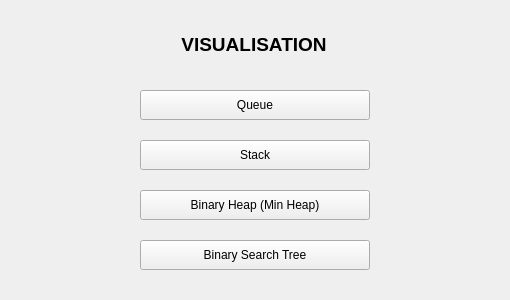
Qt form dsa-visualizer/mainwindow.ui (gaganyadav80/dsa-visualizer-qt) before a commit.
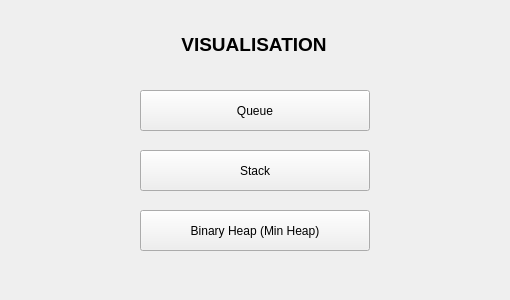
The same form after that commit.

```diff
--- a/dsa-visualizer/mainwindow.ui
+++ b/dsa-visualizer/mainwindow.ui
@@ -20,7 +20,7 @@
       <x>140</x>
       <y>90</y>
       <width>230</width>
-      <height>30</height>
+      <height>41</height>
      </rect>
     </property>
     <property name="text">
@@ -31,9 +31,9 @@
     <property name="geometry">
      <rect>
       <x>140</x>
-      <y>140</y>
+      <y>150</y>
       <width>230</width>
-      <height>30</height>
+      <height>41</height>
      </rect>
     </property>
     <property name="text">
@@ -44,28 +44,15 @@
     <property name="geometry">
      <rect>
       <x>140</x>
-      <y>190</y>
+      <y>210</y>
       <width>230</width>
-      <height>30</height>
+      <height>41</height>
      </rect>
     </property>
     <property name="text">
      <string>Binary Heap (Min Heap)</string>
     </property>
    </widget>
-   <widget class="QPushButton" name="pushButton_4">
-    <property name="geometry">
-     <rect>
-      <x>140</x>
-      <y>240</y>
-      <width>230</width>
-      <height>30</height>
-     </rect>
-    </property>
-    <property name="text">
-     <string>Binary Search Tree</string>
-    </property>
-   </widget>
    <widget class="QLabel" name="label">
     <property name="geometry">
      <rect>
```
